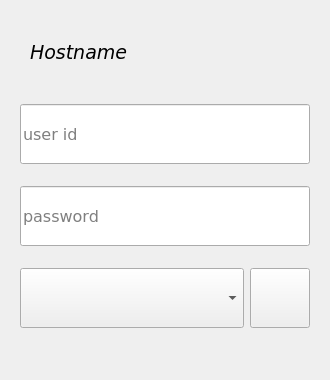
Above: loginform.ui from surlykke/qt-lightdm-greeter before the change. Below: the same form after it.
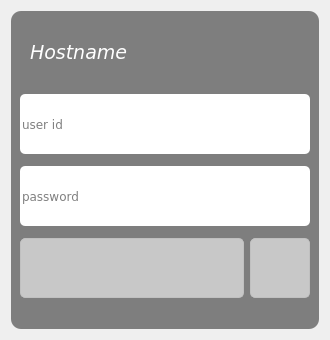
That is the form after the change. Icons and pictures are not drawn.

Commit message: Embed stylesheet in loginform.ui

What changed in the file:
```diff
--- a/loginform.ui
+++ b/loginform.ui
@@ -7,7 +7,7 @@
     <x>0</x>
     <y>0</y>
     <width>330</width>
-    <height>380</height>
+    <height>340</height>
    </rect>
   </property>
   <property name="font">
@@ -19,6 +19,37 @@
   <property name="windowTitle">
    <string>LoginForm</string>
   </property>
+  <property name="styleSheet">
+   <string notr="true">QWidget {
+    border-radius: 5px;
+}
+
+#hostnameLabel {
+	color: white;
+}
+
+#formFrame { 
+    background-color: rgba(80,80,80, 180);
+    border-radius: 10px;
+}
+
+QComboBox,
+QPushButton {
+    border: 1px solid silver;
+    background-color: rgb(200, 200, 200);
+}
+
+QComboBox::drop-down {
+    border: none;
+    width: 24px;
+    text-align: center;
+}
+
+QComboBox::down-arrow {
+    image: url(:/resources/dropdown.svg);
+}
+</string>
+  </property>
   <layout class="QVBoxLayout" name="verticalLayout">
    <item>
     <widget class="QFrame" name="formFrame">
@@ -30,10 +61,10 @@
      </property>
      <layout class="QGridLayout" name="gridLayout">
       <property name="bottomMargin">
-       <number>35</number>
+       <number>25</number>
       </property>
       <property name="verticalSpacing">
-       <number>20</number>
+       <number>10</number>
       </property>
       <item row="0" column="0">
        <widget class="QLabel" name="hostnameLabel">
@@ -194,6 +225,9 @@
         <property name="sizeAdjustPolicy">
          <enum>QComboBox::AdjustToContents</enum>
         </property>
+        <property name="frame">
+         <bool>true</bool>
+        </property>
        </widget>
       </item>
       <item row="3" column="1">
```
The commit also changes 2 other files.
